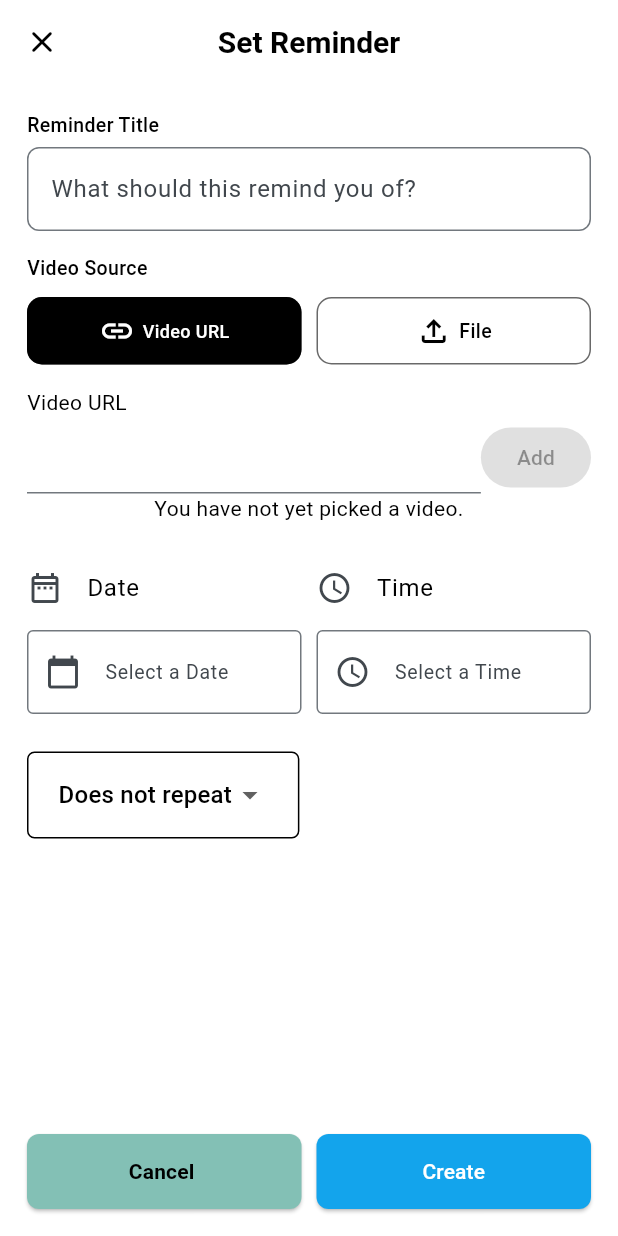
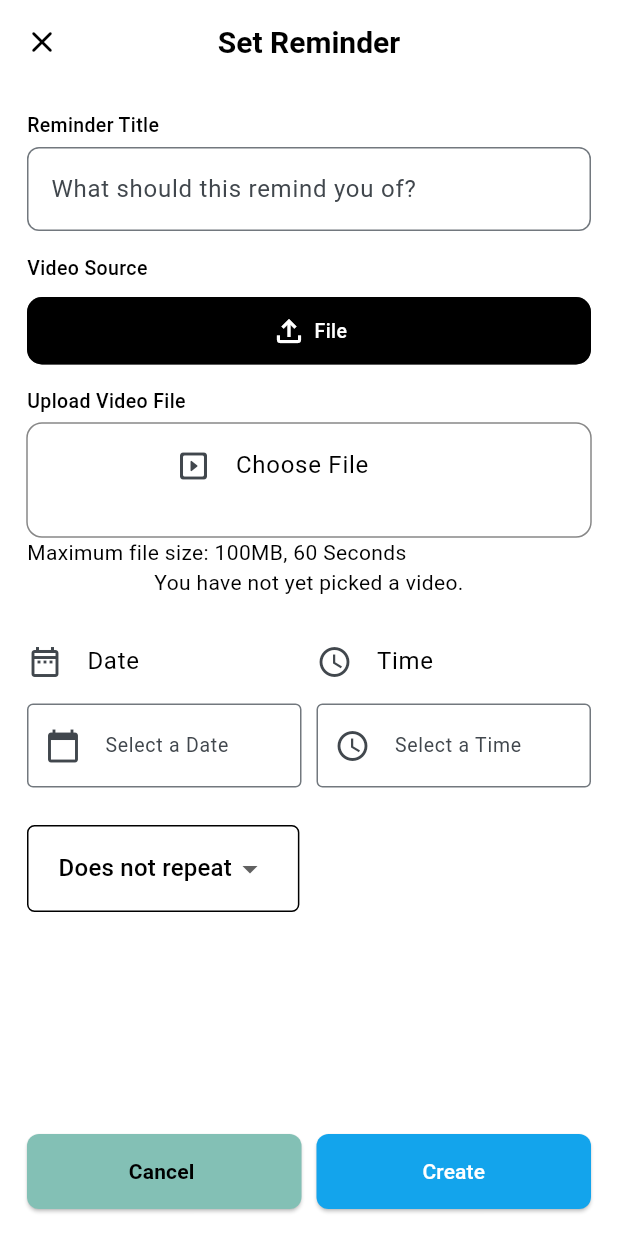
Before and after one commit to Emmanueljr07/memo-clip, a Flutter app: the HomeScreen screen opened directly, after a tap on the "add" icon, on a phone screen of 412 x 824 dp. Run offline on Flutter 3.47's test engine with Material 3 defaults, Android fonts, the light colour scheme and no system bars; our stand-ins replace awesome_notifications, better_native_video_player, flutter_riverpod, image_picker, internet_connection_checker, permission_handler and 3 more; missing offline and left inert: video_player_pip, video_thumbnail, workmanager; accounts and stored records are empty.

Commit message:
Removed Video Url Feature

```diff
--- a/lib/models/reminder_item.dart
+++ b/lib/models/reminder_item.dart
@@ -14,7 +14,7 @@ class ReminderItem {
   final File thumbnail;
   final bool isRepeating;
   final RepeatInterval repeatInterval; // e.g., "Daily", "Weekly"
-  final bool isActive;
+  bool isActive;
 
   ReminderItem({
     String? id,
--- a/lib/provider/user_reminders.dart
+++ b/lib/provider/user_reminders.dart
@@ -57,6 +57,23 @@ class UserRemindersNotifier extends StateNotifier<List<ReminderItem>> {
         ),
       );
     }).toList();
+
+    for (var i = 0; i < reminders.length; i++) {
+      final now = DateTime.now();
+      final date = reminders[i].scheduledDate;
+      final time = reminders[i].scheduledTime;
+      final year = date.year;
+      final month = date.month;
+      final day = date.day;
+      final hour = time.hour;
+      final minute = time.minute;
+
+      final reminderDate = DateTime(year, month, day, hour, minute);
+      final dateCheck = reminderDate.isBefore(now);
+      if (dateCheck && reminders[i].repeatInterval == RepeatInterval.noRepeat) {
+        reminders[i].isActive = false;
+      }
+    }
 
     state = reminders;
   }
--- a/lib/screens/set_reminder/section/video_source_section.dart
+++ b/lib/screens/set_reminder/section/video_source_section.dart
@@ -3,11 +3,11 @@ import 'dart:io';
 import 'package:flutter/foundation.dart';
 import 'package:flutter/material.dart';
 import 'package:image_picker/image_picker.dart';
+import 'package:memo_clip/widgets/fileuploadbutton.dart';
 import 'package:path_provider/path_provider.dart';
 import 'package:video_player/video_player.dart';
 import 'package:video_thumbnail/video_thumbnail.dart';
 
-// ignore: must_be_immutable
 class VideoSourceSection extends StatefulWidget {
   // final String? videoPath;
   // final String? thumbnailFilePath;
@@ -24,12 +24,13 @@ class VideoSourceSection extends StatefulWidget {
 }
 
 class _VideoSourceSectionState extends State<VideoSourceSection> {
-  bool _isVideoUrl = false;
+  // bool _isVideoUrl = false;
   bool _isVideoFile = false;
   List<XFile>? mediaFileList;
 
   File? _videoPath;
   File? _thumbnailFile;
+  // String? _videoUrl;
 
   void _setImageFileListFromFile(XFile? value) {
     mediaFileList = value == null ? null : <XFile>[value];
@@ -68,6 +69,7 @@ class _VideoSourceSectionState extends State<VideoSourceSection> {
   }
 
   Future<XFile?> generateThumbnail(String videoPath) async {
+    try {
       final thumbnailPath = await VideoThumbnail.thumbnailFile(
         video: videoPath,
         thumbnailPath: (await getTemporaryDirectory()).path,
@@ -80,6 +82,10 @@ class _VideoSourceSectionState extends State<VideoSourceSection> {
         return XFile(thumbnailPath);
       }
       return null;
+    } catch (e) {
+      debugPrint("Video Thumbnail Error: $e");
+      return null;
+    }
   }
 
   Future<void> _onVideoButtonPressed(
@@ -161,7 +167,7 @@ class _VideoSourceSectionState extends State<VideoSourceSection> {
   @override
   void initState() {
     super.initState();
-    _isVideoUrl = true;
+    _isVideoFile = true;
   }
 
   @override
@@ -244,30 +250,30 @@ class _VideoSourceSectionState extends State<VideoSourceSection> {
           child: Row(
             children: [
               // Video URL Button
-              Expanded(
-                child: InkWell(
-                  onTap: () {
-                    setState(() {
-                      _isVideoUrl = true;
-                      _isVideoFile = false;
-                    });
-                  },
-                  child: VideoUrlButton(
-                    isVideoUrl: _isVideoUrl,
-                    colorScheme: colorScheme,
-                  ),
-                ),
-              ),
-              const SizedBox(width: 10),
+              // Expanded(
+              //   child: InkWell(
+              //     onTap: () {
+              //       setState(() {
+              //         _isVideoUrl = true;
+              //         _isVideoFile = false;
+              //       });
+              //     },
+              //     child: VideoUrlButton(
+              //       isVideoUrl: _isVideoUrl,
+              //       colorScheme: colorScheme,
+              //     ),
+              //   ),
+              // ),
+              // const SizedBox(width: 10),
 
               // File Upload Button
               Expanded(
                 child: InkWell(
                   onTap: () {
-                    setState(() {
-                      _isVideoUrl = false;
-                      _isVideoFile = true;
-                    });
+                    // setState(() {
+                    //   _isVideoUrl = false;
+                    //   _isVideoFile = true;
+                    // });
                   },
                   child: FileUploadButton(
                     isVideoFile: _isVideoFile,
@@ -282,22 +288,50 @@ class _VideoSourceSectionState extends State<VideoSourceSection> {
         const SizedBox(height: 15),
 
         // Input Video Url
-        Visibility(
-          visible: _isVideoUrl,
-          child: Column(
-            crossAxisAlignment: CrossAxisAlignment.start,
-            children: [
-              Text("Video URL"),
-              const SizedBox(height: 3),
-              Row(
-                children: [
-                  Expanded(child: TextField()),
-                  ElevatedButton(onPressed: null, child: Text('Add')),
-                ],
-              ),
-            ],
-          ),
-        ),
+        //     Visibility(
+        //       visible: _isVideoUrl,
+        //       child: Column(
+        //         crossAxisAlignment: CrossAxisAlignment.start,
+        //         children: [
+        //           Text("Video URL"),
+        //           const SizedBox(height: 3),
+        //           Row(
+        //             children: [
+        //               Expanded(
+        //                 child: TextField(
+        //                   onChanged: (value) {
+        //                         setState(() {
+        //   _videoUrl = value;
+        // });
+        //                   },
+        //                   decoration: InputDecoration(
+        //                     hintText: 'https://example.com/video.mp4',
+        //                     border: OutlineInputBorder(
+        //                       borderRadius: BorderRadius.circular(8),
+        //                       borderSide: BorderSide(color: colorScheme.surface),
+        //                     ),
+        //                     focusedBorder: OutlineInputBorder(
+        //                       borderRadius: BorderRadius.circular(8),
+        //                       borderSide: BorderSide(
+        //                         color: colorScheme.primary,
+        //                         width: 2,
+        //                       ),
+        //                     ),
+        //                   ),
+        //                 ),
+        //               ),
+        //               ElevatedButton(
+        //                 onPressed: () {
+        //                     validateVideoUrl(_videoUrl);
+
+        //                 },
+        //                 child: Text('Add')
+        //               )
+        //             ],
+        //           ),
+        //         ],
+        //       ),
+        //     ),
 
         // Upload Video File
         Visibility(
@@ -395,6 +429,31 @@ class _VideoSourceSectionState extends State<VideoSourceSection> {
       ],
     );
   }
+
+  // void validateVideoUrl(value) async {
+  //   final isvalid = Uri.tryParse(_videoUrl!);
+  //   debugPrint('Value: $_videoUrl');
+  //   if (_videoUrl == null && isvalid == null) {
+  //     showMessage("Enter a valid Url link", Colors.red);
+  //   }
+  //   else if (isvalid != null) {
+  //     debugPrint('Link: $_videoUrl');
+  //     // Generating Thumbnail
+  //     final generatedthumbnail = await generateThumbnail(_videoUrl!);
+  //     if (generatedthumbnail != null) {
+  //       setState(() {
+  //         _thumbnailFile = File(generatedthumbnail.path);
+  //       });
+  //     }
+  //     File videoUrlPath = File(_videoUrl!);
+  //     // Callback to parent
+  //     if (generatedthumbnail != null) {
+  //       widget.onVideoPicked(videoUrlPath, _thumbnailFile!);
+  //     }
+  //     debugPrint('Video path: $videoUrlPath');
+  //     debugPrint('Thumbnail path: ${_thumbnailFile!.path}');
+  //   }
+  // }
 }
 
 class AspectRatioVideo extends StatefulWidget {
@@ -447,91 +506,3 @@ class AspectRatioVideoState extends State<AspectRatioVideo> {
     }
   }
 }
-
-class FileUploadButton extends StatelessWidget {
-  const FileUploadButton({
-    super.key,
-    required bool isVideoFile,
-    required this.colorScheme,
-  }) : _isVideoFile = isVideoFile;
-
-  final bool _isVideoFile;
-  final ColorScheme colorScheme;
-
-  @override
-  Widget build(BuildContext context) {
-    return Container(
-      height: 45,
-      decoration: BoxDecoration(
-        color: _isVideoFile ? colorScheme.onSurface : colorScheme.surface,
-        borderRadius: BorderRadius.circular(10),
-        border: Border.all(
-          color: colorScheme.onSurface.withAlpha(150),
-          width: 1,
-        ),
-      ),
-      child: Row(
-        mainAxisAlignment: MainAxisAlignment.center,
-        children: [
-          Icon(
-            Icons.file_upload_outlined,
-            color: _isVideoFile ? colorScheme.surface : colorScheme.onSurface,
-          ),
-          const SizedBox(width: 5),
-          Text(
-            'File',
-            style: TextStyle(
-              fontSize: 13,
-              fontWeight: FontWeight.w500,
-              color: _isVideoFile ? colorScheme.surface : colorScheme.onSurface,
-            ),
-          ),
-        ],
-      ),
-    );
-  }
-}
-
-class VideoUrlButton extends StatelessWidget {
-  const VideoUrlButton({
-    super.key,
-    required bool isVideoUrl,
-    required this.colorScheme,
-  }) : _isVideoUrl = isVideoUrl;
-
-  final bool _isVideoUrl;
-  final ColorScheme colorScheme;
-
-  @override
-  Widget build(BuildContext context) {
-    return Container(
-      height: 45,
-      decoration: BoxDecoration(
-        color: _isVideoUrl ? colorScheme.onSurface : colorScheme.surface,
-        borderRadius: BorderRadius.circular(10),
-        border: Border.all(
-          color: colorScheme.onSurface.withAlpha(150),
-          width: 1,
-        ),
-      ),
-      child: Row(
-        mainAxisAlignment: MainAxisAlignment.center,
-        children: [
-          Icon(
-            Icons.link,
-            color: _isVideoUrl ? colorScheme.surface : colorScheme.onSurface,
-          ),
-          const SizedBox(width: 5),
-          Text(
-            "Video URL",
-            style: TextStyle(
-              fontSize: 12,
-              color: _isVideoUrl ? colorScheme.surface : colorScheme.onSurface,
-              fontWeight: FontWeight.w500,
-            ),
-          ),
-        ],
-      ),
-    );
-  }
-}
--- /dev/null
+++ b/lib/widgets/fileuploadbutton.dart
@@ -0,0 +1,45 @@
+import 'package:flutter/material.dart';
+
+class FileUploadButton extends StatelessWidget {
+  const FileUploadButton({
+    super.key,
+    required bool isVideoFile,
+    required this.colorScheme,
+  }) : _isVideoFile = isVideoFile;
+
+  final bool _isVideoFile;
+  final ColorScheme colorScheme;
+
+  @override
+  Widget build(BuildContext context) {
+    return Container(
+      height: 45,
+      decoration: BoxDecoration(
+        color: _isVideoFile ? colorScheme.onSurface : colorScheme.surface,
+        borderRadius: BorderRadius.circular(10),
+        border: Border.all(
+          color: colorScheme.onSurface.withAlpha(150),
+          width: 1,
+        ),
+      ),
+      child: Row(
+        mainAxisAlignment: MainAxisAlignment.center,
+        children: [
+          Icon(
+            Icons.file_upload_outlined,
+            color: _isVideoFile ? colorScheme.surface : colorScheme.onSurface,
+          ),
+          const SizedBox(width: 5),
+          Text(
+            'File',
+            style: TextStyle(
+              fontSize: 13,
+              fontWeight: FontWeight.w500,
+              color: _isVideoFile ? colorScheme.surface : colorScheme.onSurface,
+            ),
+          ),
+        ],
+      ),
+    );
+  }
+}
```
Also changed, not shown: lib/screens/reminders/home_screen.dart (+24 -4 lines), lib/widgets/reminder_card.dart (+6 -2 lines), lib/widgets/video_url_button.dart (added, +45 -0 lines). Lines whose indentation alone changed are shown as unchanged.
